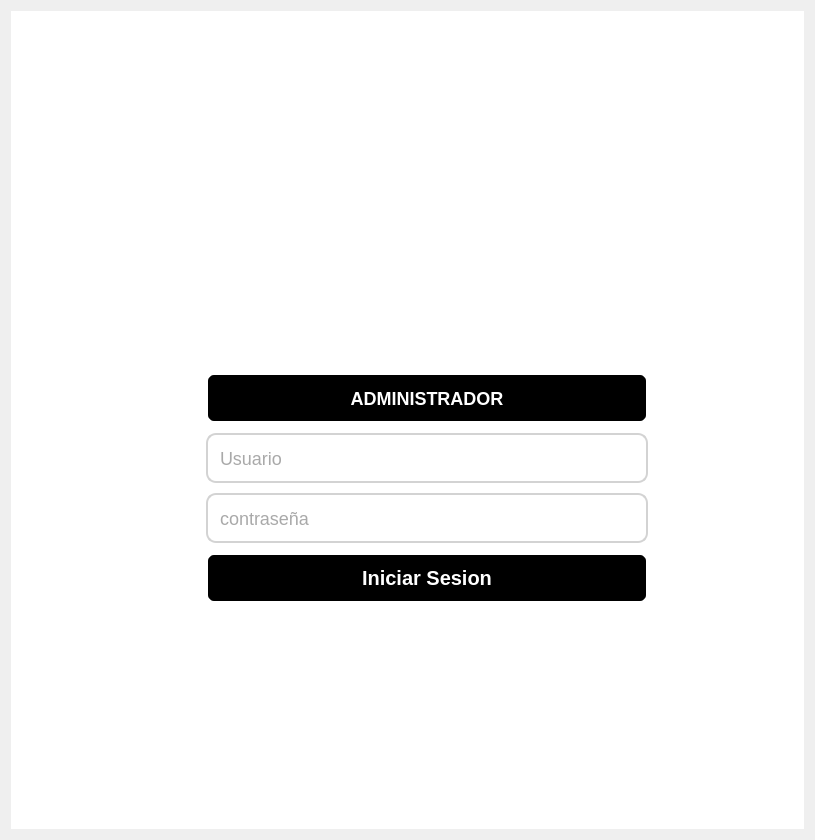
This is app/ui/Login.ui in Mai1203/Project_Systock as Qt 5 draws it before an edit. The edited form follows.
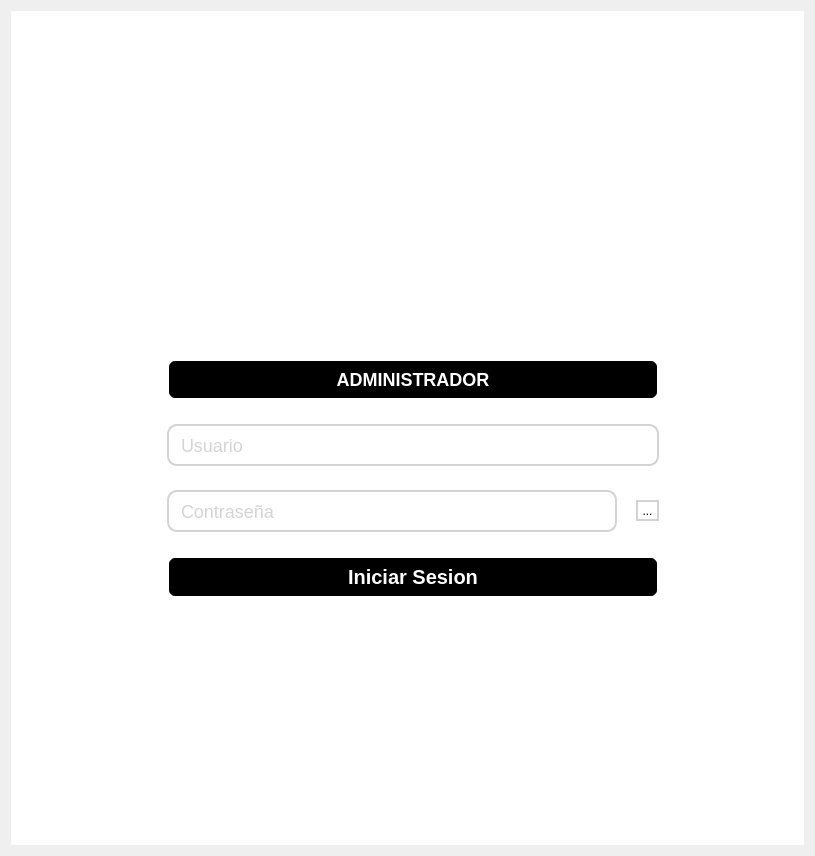
This is the edited form. Icons and pictures are not drawn.

```diff
--- a/app/ui/Login.ui
+++ b/app/ui/Login.ui
@@ -7,7 +7,7 @@
     <x>0</x>
     <y>0</y>
     <width>815</width>
-    <height>840</height>
+    <height>856</height>
    </rect>
   </property>
   <property name="minimumSize">
@@ -22,8 +22,8 @@
   <property name="styleSheet">
    <string notr="true"/>
   </property>
-  <layout class="QGridLayout" name="gridLayout">
-   <item row="0" column="0">
+  <layout class="QVBoxLayout" name="verticalLayout_2">
+   <item>
     <widget class="QWidget" name="CONTENEDOR2" native="true">
      <property name="styleSheet">
       <string notr="true">background-color: rgb(255, 255, 255);</string>
@@ -39,7 +39,7 @@
         </property>
         <property name="maximumSize">
          <size>
-          <width>500</width>
+          <width>540</width>
           <height>1000</height>
          </size>
         </property>
@@ -59,22 +59,40 @@
          <property name="sizeConstraint">
           <enum>QLayout::SetDefaultConstraint</enum>
          </property>
-         <item row="8" column="1">
-          <widget class="QPushButton" name="BtnLogin">
-           <property name="minimumSize">
-            <size>
-             <width>200</width>
-             <height>0</height>
-            </size>
+         <item row="9" column="1">
+          <widget class="QWidget" name="widget_4" native="true">
+           <property name="sizePolicy">
+            <sizepolicy hsizetype="Preferred" vsizetype="Fixed">
+             <horstretch>0</horstretch>
+             <verstretch>0</verstretch>
+            </sizepolicy>
            </property>
            <property name="maximumSize">
             <size>
-             <width>500</width>
-             <height>50</height>
+             <width>16777215</width>
+             <height>60</height>
             </size>
            </property>
-           <property name="styleSheet">
-            <string notr="true">QPushButton {
+           <layout class="QVBoxLayout" name="verticalLayout_3">
+            <item>
+             <widget class="QPushButton" name="BtnLogin">
+              <property name="minimumSize">
+               <size>
+                <width>200</width>
+                <height>0</height>
+               </size>
+              </property>
+              <property name="maximumSize">
+               <size>
+                <width>500</width>
+                <height>50</height>
+               </size>
+              </property>
+              <property name="cursor">
+               <cursorShape>PointingHandCursor</cursorShape>
+              </property>
+              <property name="styleSheet">
+               <string notr="true">QPushButton {
     background-color: #000000; /* Fondo negro */
     color: #FFFFFF; /* Letra blanca */
     border: 2px solid #FFFFFF; /* Borde blanco */
@@ -97,22 +115,46 @@
     transform: scale(0.98); /* Efecto de reducir tamaño */
 }
 </string>
-           </property>
-           <property name="text">
-            <string>Iniciar Sesion</string>
-           </property>
+              </property>
+              <property name="text">
+               <string>Iniciar Sesion</string>
+              </property>
+             </widget>
+            </item>
+           </layout>
           </widget>
          </item>
-         <item row="7" column="1">
-          <widget class="QLineEdit" name="InputPassword">
+         <item row="6" column="1">
+          <widget class="QWidget" name="widget_2" native="true">
+           <property name="sizePolicy">
+            <sizepolicy hsizetype="Preferred" vsizetype="Fixed">
+             <horstretch>0</horstretch>
+             <verstretch>0</verstretch>
+            </sizepolicy>
+           </property>
+           <property name="minimumSize">
+            <size>
+             <width>510</width>
+             <height>0</height>
+            </size>
+           </property>
            <property name="maximumSize">
             <size>
-             <width>500</width>
-             <height>50</height>
+             <width>550</width>
+             <height>60</height>
             </size>
            </property>
-           <property name="styleSheet">
-            <string notr="true">QLineEdit {
+           <layout class="QVBoxLayout" name="verticalLayout">
+            <item>
+             <widget class="QLineEdit" name="InputNombreUsuario">
+              <property name="maximumSize">
+               <size>
+                <width>500</width>
+                <height>50</height>
+               </size>
+              </property>
+              <property name="styleSheet">
+               <string notr="true">QLineEdit {
     background-color: #FFFFFF;  /* Fondo blanco */
     border: 2px solid #D3D3D3;  /* Borde gris suave */
     border-radius: 10px;        /* Bordes redondeados */
@@ -126,30 +168,19 @@
     border-color: #000000;      /* Borde verde al hacer foco */
     background-color: #ffffff;  /* Fondo blanco al hacer foco */
     color: #000000;             /* Letra negra al escribir */
-}
-</string>
-           </property>
-           <property name="text">
-            <string>contraseña</string>
-           </property>
+}</string>
+              </property>
+              <property name="text">
+               <string/>
+              </property>
+              <property name="placeholderText">
+               <string>Usuario</string>
+              </property>
+             </widget>
+            </item>
+           </layout>
           </widget>
          </item>
-         <item row="11" column="1">
-          <spacer name="verticalSpacer_2">
-           <property name="orientation">
-            <enum>Qt::Vertical</enum>
-           </property>
-           <property name="sizeType">
-            <enum>QSizePolicy::Fixed</enum>
-           </property>
-           <property name="sizeHint" stdset="0">
-            <size>
-             <width>20</width>
-             <height>200</height>
-            </size>
-           </property>
-          </spacer>
-         </item>
          <item row="0" column="1">
           <spacer name="verticalSpacer_3">
            <property name="orientation">
@@ -166,49 +197,6 @@
            </property>
           </spacer>
          </item>
-         <item row="6" column="1">
-          <widget class="QLineEdit" name="InputNombreUsuario">
-           <property name="maximumSize">
-            <size>
-             <width>500</width>
-             <height>50</height>
-            </size>
-           </property>
-           <property name="styleSheet">
-            <string notr="true">QLineEdit {
-    background-color: #FFFFFF;  /* Fondo blanco */
-    border: 2px solid #D3D3D3;  /* Borde gris suave */
-    border-radius: 10px;        /* Bordes redondeados */
-    padding: 10px;              /* Espaciado interno */
-    font-size: 18px;            /* Tamaño de la letra */
-    font-family: &quot;Arial&quot;, sans-serif; /* Fuente por defecto */
-    color: #A9A9A9;             /* Letra gris suave */
-}
-
-QLineEdit:focus {
-    border-color: #000000;      /* Borde verde al hacer foco */
-    background-color: #ffffff;  /* Fondo blanco al hacer foco */
-    color: #000000;             /* Letra negra al escribir */
-}</string>
-           </property>
-           <property name="text">
-            <string>Usuario</string>
-           </property>
-          </widget>
-         </item>
-         <item row="11" column="0">
-          <spacer name="horizontalSpacer">
-           <property name="orientation">
-            <enum>Qt::Horizontal</enum>
-           </property>
-           <property name="sizeHint" stdset="0">
-            <size>
-             <width>40</width>
-             <height>20</height>
-            </size>
-           </property>
-          </spacer>
-         </item>
          <item row="4" column="1">
           <spacer name="verticalSpacer">
            <property name="orientation">
@@ -220,67 +208,11 @@
            <property name="sizeHint" stdset="0">
             <size>
              <width>10</width>
-             <height>100</height>
+             <height>120</height>
             </size>
            </property>
           </spacer>
          </item>
-         <item row="5" column="1">
-          <widget class="QPushButton" name="BtnRol">
-           <property name="sizePolicy">
-            <sizepolicy hsizetype="Fixed" vsizetype="Fixed">
-             <horstretch>0</horstretch>
-             <verstretch>50</verstretch>
-            </sizepolicy>
-           </property>
-           <property name="minimumSize">
-            <size>
-             <width>0</width>
-             <height>0</height>
-            </size>
-           </property>
-           <property name="maximumSize">
-            <size>
-             <width>500</width>
-             <height>50</height>
-            </size>
-           </property>
-           <property name="contextMenuPolicy">
-            <enum>Qt::ActionsContextMenu</enum>
-           </property>
-           <property name="layoutDirection">
-            <enum>Qt::LeftToRight</enum>
-           </property>
-           <property name="styleSheet">
-            <string notr="true">QPushButton {
-    background-color: #000000; /* Fondo negro */
-    color: #FFFFFF; /* Letra blanca */
-    border: 2px solid #FFFFFF; /* Borde blanco */
-    border-radius: 8px; /* Bordes redondeados */
-    padding: 8px 16px; /* Espaciado interno */
-    font-size: 18px; /* Tamaño de la letra */
-    font-weight: bold; /* Letra en negrita */
-    transition: all 0.3s ease; /* Transición suave para hover y pressed */
-}
-
-QPushButton:hover {
-    background-color: #444444; /* Fondo gris oscuro al pasar el mouse */
-    transform: scale(1.05); /* Efecto de aumentar tamaño */
-}
-
-QPushButton:pressed {
-    background-color: #555555; /* Fondo gris más claro al hacer clic */
-    color: #FFFFFF; /* Letra blanca */
-    border-color: #FFFFFF; /* Borde blanco */
-    transform: scale(0.98); /* Efecto de reducir tamaño */
-}
-</string>
-           </property>
-           <property name="text">
-            <string>ADMINISTRADOR</string>
-           </property>
-          </widget>
-         </item>
          <item row="1" column="1">
           <widget class="QLabel" name="IMAGEN">
            <property name="enabled">
@@ -318,6 +250,207 @@
            </property>
           </widget>
          </item>
+         <item row="8" column="1">
+          <widget class="QWidget" name="widget" native="true">
+           <property name="sizePolicy">
+            <sizepolicy hsizetype="Preferred" vsizetype="Fixed">
+             <horstretch>0</horstretch>
+             <verstretch>0</verstretch>
+            </sizepolicy>
+           </property>
+           <property name="minimumSize">
+            <size>
+             <width>0</width>
+             <height>0</height>
+            </size>
+           </property>
+           <property name="maximumSize">
+            <size>
+             <width>16777215</width>
+             <height>60</height>
+            </size>
+           </property>
+           <layout class="QHBoxLayout" name="horizontalLayout_2">
+            <item alignment="Qt::AlignLeft">
+             <widget class="QLineEdit" name="InputPassword">
+              <property name="minimumSize">
+               <size>
+                <width>450</width>
+                <height>0</height>
+               </size>
+              </property>
+              <property name="maximumSize">
+               <size>
+                <width>370</width>
+                <height>50</height>
+               </size>
+              </property>
+              <property name="styleSheet">
+               <string notr="true">QLineEdit {
+    background-color: #FFFFFF;  /* Fondo blanco */
+    border: 2px solid #D3D3D3;  /* Borde gris suave */
+    border-radius: 10px;        /* Bordes redondeados */
+    padding: 10px;              /* Espaciado interno */
+    font-size: 18px;            /* Tamaño de la letra */
+    font-family: &quot;Arial&quot;, sans-serif; /* Fuente por defecto */
+    color: #A9A9A9;             /* Letra gris suave */
+}
+
+QLineEdit:focus {
+    border-color: #000000;      /* Borde verde al hacer foco */
+    background-color: #ffffff;  /* Fondo blanco al hacer foco */
+    color: #000000;             /* Letra negra al escribir */
+}
+</string>
+              </property>
+              <property name="text">
+               <string/>
+              </property>
+              <property name="alignment">
+               <set>Qt::AlignLeading|Qt::AlignLeft|Qt::AlignVCenter</set>
+              </property>
+              <property name="placeholderText">
+               <string>Contraseña</string>
+              </property>
+             </widget>
+            </item>
+            <item>
+             <widget class="QToolButton" name="toolButton">
+              <property name="cursor">
+               <cursorShape>PointingHandCursor</cursorShape>
+              </property>
+              <property name="styleSheet">
+               <string notr="true">QToolButton {
+	 background-color: #FFFFFF;  /* Fondo blanco */
+   	 border: 2px solid #D3D3D3;  /* Borde gris suave */
+	 border-radius: 17px; 
+}
+</string>
+              </property>
+              <property name="text">
+               <string>...</string>
+              </property>
+              <property name="icon">
+               <iconset>
+                <normaloff>../../assets/iconos/ojo_cerrado.png</normaloff>../../assets/iconos/ojo_cerrado.png</iconset>
+              </property>
+              <property name="iconSize">
+               <size>
+                <width>30</width>
+                <height>30</height>
+               </size>
+              </property>
+             </widget>
+            </item>
+           </layout>
+          </widget>
+         </item>
+         <item row="5" column="1">
+          <widget class="QWidget" name="widget_3" native="true">
+           <property name="sizePolicy">
+            <sizepolicy hsizetype="Preferred" vsizetype="Fixed">
+             <horstretch>0</horstretch>
+             <verstretch>0</verstretch>
+            </sizepolicy>
+           </property>
+           <property name="maximumSize">
+            <size>
+             <width>16777215</width>
+             <height>60</height>
+            </size>
+           </property>
+           <layout class="QHBoxLayout" name="horizontalLayout_3">
+            <item>
+             <widget class="QPushButton" name="BtnRol">
+              <property name="sizePolicy">
+               <sizepolicy hsizetype="Fixed" vsizetype="Fixed">
+                <horstretch>0</horstretch>
+                <verstretch>50</verstretch>
+               </sizepolicy>
+              </property>
+              <property name="minimumSize">
+               <size>
+                <width>0</width>
+                <height>0</height>
+               </size>
+              </property>
+              <property name="maximumSize">
+               <size>
+                <width>500</width>
+                <height>50</height>
+               </size>
+              </property>
+              <property name="cursor">
+               <cursorShape>PointingHandCursor</cursorShape>
+              </property>
+              <property name="contextMenuPolicy">
+               <enum>Qt::ActionsContextMenu</enum>
+              </property>
+              <property name="layoutDirection">
+               <enum>Qt::LeftToRight</enum>
+              </property>
+              <property name="styleSheet">
+               <string notr="true">QPushButton {
+    background-color: #000000; /* Fondo negro */
+    color: #FFFFFF; /* Letra blanca */
+    border: 2px solid #FFFFFF; /* Borde blanco */
+    border-radius: 8px; /* Bordes redondeados */
+    padding: 8px 16px; /* Espaciado interno */
+    font-size: 18px; /* Tamaño de la letra */
+    font-weight: bold; /* Letra en negrita */
+    transition: all 0.3s ease; /* Transición suave para hover y pressed */
+}
+
+QPushButton:hover {
+    background-color: #444444; /* Fondo gris oscuro al pasar el mouse */
+    transform: scale(1.05); /* Efecto de aumentar tamaño */
+}
+
+QPushButton:pressed {
+    background-color: #555555; /* Fondo gris más claro al hacer clic */
+    color: #FFFFFF; /* Letra blanca */
+    border-color: #FFFFFF; /* Borde blanco */
+    transform: scale(0.98); /* Efecto de reducir tamaño */
+}
+</string>
+              </property>
+              <property name="text">
+               <string>ADMINISTRADOR</string>
+              </property>
+             </widget>
+            </item>
+           </layout>
+          </widget>
+         </item>
+         <item row="12" column="0">
+          <spacer name="horizontalSpacer">
+           <property name="orientation">
+            <enum>Qt::Horizontal</enum>
+           </property>
+           <property name="sizeHint" stdset="0">
+            <size>
+             <width>40</width>
+             <height>20</height>
+            </size>
+           </property>
+          </spacer>
+         </item>
+         <item row="12" column="1">
+          <spacer name="verticalSpacer_2">
+           <property name="orientation">
+            <enum>Qt::Vertical</enum>
+           </property>
+           <property name="sizeType">
+            <enum>QSizePolicy::Fixed</enum>
+           </property>
+           <property name="sizeHint" stdset="0">
+            <size>
+             <width>20</width>
+             <height>220</height>
+            </size>
+           </property>
+          </spacer>
+         </item>
         </layout>
        </widget>
       </item>
```
